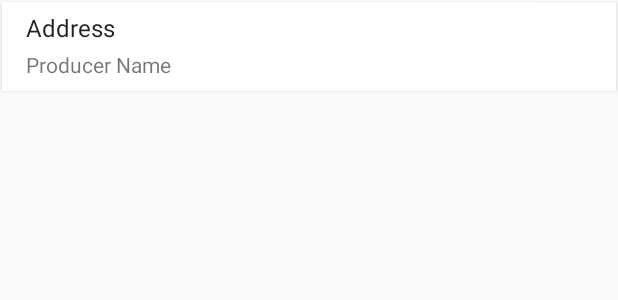
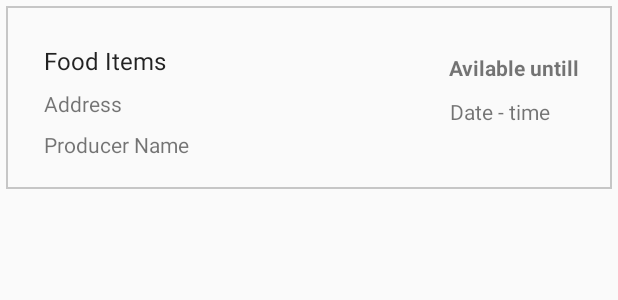
Before and after one commit to MeghanaVKasal/ConsumerView, an Android app: the layout food_item_row.xml on its own in the app's theme, with its tools: preview values and no code run, on a phone screen of 412 x 824 dp. Shown: the top 300 px of the screen. Run offline under Robolectric (Android 15) with nearby library versions, the phone set to English and light mode, and no system bars.

Commit message:
Added food items, date time and did layout change in recycler view

```diff
--- a/app/src/main/java/com/maucassignments/meghana/getitdone/FoodDetailActivity.java
+++ b/app/src/main/java/com/maucassignments/meghana/getitdone/FoodDetailActivity.java
@@ -49,7 +49,7 @@ public class FoodDetailActivity extends AppCompatActivity{
         mMapBtn.setOnClickListener(new View.OnClickListener() {
             @Override
             public void onClick(View v) {
-                Toast.makeText(getApplicationContext(),"Hey",Toast.LENGTH_SHORT).show();
+//                Toast.makeText(getApplicationContext(),"Hey",Toast.LENGTH_SHORT).show();
                 Uri gmmIntentUri = Uri.parse("google.navigation:q="+ mLatitude+","+mLongitude +"&mode=d");
                 Intent mapIntent = new Intent(Intent.ACTION_VIEW, gmmIntentUri);
                 mapIntent.setPackage("com.google.android.apps.maps");
--- a/app/src/main/java/com/maucassignments/meghana/getitdone/adapter/FooditemsAdapter.java
+++ b/app/src/main/java/com/maucassignments/meghana/getitdone/adapter/FooditemsAdapter.java
@@ -26,6 +26,8 @@ import com.google.firebase.firestore.DocumentSnapshot;
 import com.google.firebase.firestore.Query;
 import com.maucassignments.meghana.getitdone.R;
 import com.maucassignments.meghana.getitdone.model.Post;
+
+import java.util.List;
 
 import butterknife.BindView;
 import butterknife.ButterKnife;
@@ -61,7 +63,8 @@ public class FooditemsAdapter extends FirestoreAdapter<FooditemsAdapter.ViewHold
     }
 
     static class ViewHolder extends RecyclerView.ViewHolder {
-
+        @BindView(R.id.food_items)
+        TextView foodItemsView;
         @BindView(R.id.food_address)
         TextView foodAddressView;
         @BindView(R.id.food_producerName)
@@ -76,6 +79,14 @@ public class FooditemsAdapter extends FirestoreAdapter<FooditemsAdapter.ViewHold
                          final OnFoodSelectedListener listener) {
             Post postobj = snapshot.toObject(Post.class);
 
+            List<String> foodList= ((Post) postobj).getTags();
+            String foodString;
+            if(foodList != null) {
+               foodString = String.join(" ", foodList);
+            }else{
+                foodString = " ";
+            }
+            foodItemsView.setText(foodString);
             foodAddressView.setText(postobj.getAddress());
             foodProducerNameView.setText(postobj.getProducer());
 
--- /dev/null
+++ b/app/src/main/res/drawable/customborder.xml
@@ -0,0 +1,5 @@
+<?xml version="1.0" encoding="UTF-8"?>
+<shape xmlns:android="http://schemas.android.com/apk/res/android" android:shape="rectangle">
+    <padding android:left="10dp" android:right="10dp" android:top="10dp" android:bottom="10dp"/>
+    <stroke android:width="1dp" android:color="#c6c6c6"/>
+</shape>
--- a/app/src/main/res/layout/food_item_row.xml
+++ b/app/src/main/res/layout/food_item_row.xml
@@ -1,36 +1,86 @@
 <?xml version="1.0" encoding="utf-8"?>
-<LinearLayout xmlns:android="http://schemas.android.com/apk/res/android"
-    android:layout_width="match_parent" android:layout_height="wrap_content"
-    android:orientation="vertical"
+<android.support.constraint.ConstraintLayout xmlns:android="http://schemas.android.com/apk/res/android"
+    xmlns:app="http://schemas.android.com/apk/res-auto"
+    xmlns:tools="http://schemas.android.com/tools"
+    android:layout_width="match_parent"
+    android:layout_height="wrap_content"
     android:clickable="true"
     android:focusable="true"
-    android:padding="8dp"
-    android:elevation="1dp"
-    android:background="#fff"
-    android:layout_margin="1dp">
+    android:orientation="vertical"
+    android:layout_marginLeft="4dp"
+    android:layout_marginTop="4dp"
+    android:layout_marginRight="4dp"
+    android:layout_marginBottom="2dp"
+    tools:layout_editor_absoluteX="1dp"
+    tools:layout_editor_absoluteY="81dp"
+    android:background="@drawable/customborder"   >
+
+    <TextView
+        android:id="@+id/food_items"
+        style="@style/AppTheme.Subheader"
+        android:layout_width="wrap_content"
+        android:layout_height="wrap_content"
+        android:layout_marginLeft="15dp"
+        android:layout_marginStart="15dp"
+        android:layout_marginTop="15dp"
+        android:ellipsize="end"
+        android:maxLines="1"
+        android:text="Food Items"
+        app:layout_constraintStart_toStartOf="parent"
+        app:layout_constraintTop_toTopOf="parent" />
 
     <TextView
         android:id="@+id/food_address"
         android:layout_width="wrap_content"
         android:layout_height="wrap_content"
+        android:layout_alignParentLeft="true"
         android:layout_alignParentStart="true"
-        android:layout_alignParentLeft="true"
         android:layout_alignParentTop="true"
-        style="@style/AppTheme.Subheader"
+        android:layout_marginLeft="15dp"
+        android:layout_marginStart="15dp"
+        android:layout_marginTop="8dp"
         android:ellipsize="end"
         android:maxLines="1"
-        android:layout_marginBottom="4dp"
-        android:layout_marginLeft="8dp"
-        android:layout_marginTop="-2dp"
         android:text="Address"
-        />
+        app:layout_constraintStart_toStartOf="parent"
+        app:layout_constraintTop_toBottomOf="@+id/food_items" />
 
     <TextView
         android:id="@+id/food_producerName"
         android:layout_width="wrap_content"
+        android:layout_height="21dp"
+        android:layout_marginBottom="8dp"
+        android:layout_marginLeft="15dp"
+        android:layout_marginStart="15dp"
+        android:layout_marginTop="8dp"
+        android:text="Producer Name"
+        app:layout_constraintBottom_toBottomOf="parent"
+        app:layout_constraintStart_toStartOf="parent"
+        app:layout_constraintTop_toBottomOf="@+id/food_address" />
+
+    <TextView
+        android:id="@+id/available_untill_label"
+        android:layout_width="wrap_content"
         android:layout_height="wrap_content"
-        android:layout_marginLeft="8dp"
-        android:text="Producer Name"
-        />
+        android:layout_marginEnd="11dp"
+        android:layout_marginRight="11dp"
+        android:layout_marginTop="21dp"
+        android:text="Avilable untill"
+        android:textStyle="bold"
+        app:layout_constraintEnd_toEndOf="parent"
+        app:layout_constraintTop_toTopOf="parent" />
 
-</LinearLayout>
+    <TextView
+        android:id="@+id/date_time_text"
+        android:layout_width="wrap_content"
+        android:layout_height="16dp"
+        android:layout_marginBottom="35dp"
+        android:layout_marginEnd="20dp"
+        android:layout_marginRight="20dp"
+        android:layout_marginTop="35dp"
+        android:text="Date - time"
+        app:layout_constraintBottom_toBottomOf="parent"
+        app:layout_constraintEnd_toEndOf="@+id/available_untill_label"
+        app:layout_constraintTop_toTopOf="@+id/food_items" />
+
+</android.support.constraint.ConstraintLayout>
```
